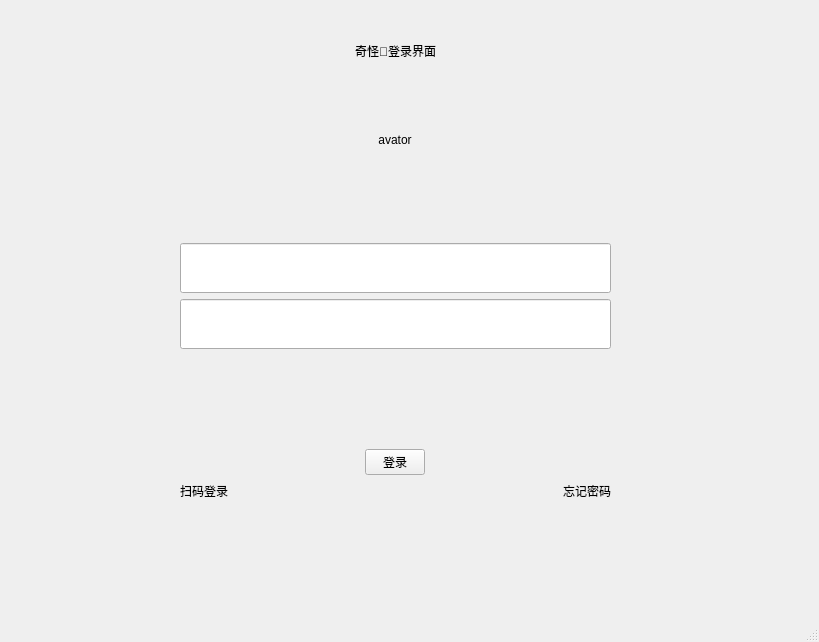
Above: mypro.ui from WhereAreBugs/Cuit_project3 before the change. Below: the same form after it.
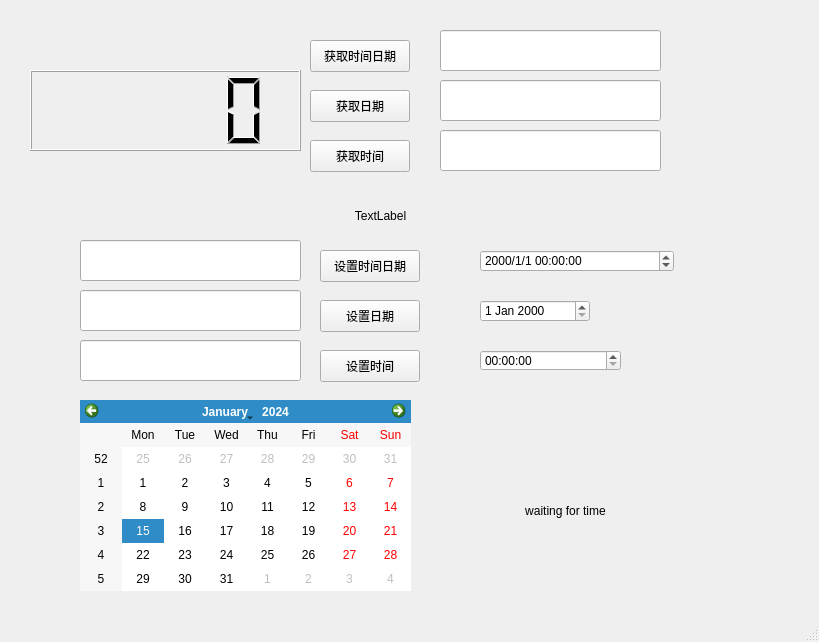
That is the form after the change. Icons and pictures are not drawn.

Commit message: 定时器和时间-class

What changed in the file:
```diff
--- a/mypro.ui
+++ b/mypro.ui
@@ -17,185 +17,235 @@
    <string notr="true">QMainWindow {
 	background-image: url(:/images/2.jpeg);
 }
-QPushButton#pushButton {
-	
-	color: rgb(255, 21, 0);
-	border-color: rgb(7, 255, 0);
-	selection-color: rgb(177, 166, 255);
-}</string>
+</string>
   </property>
   <widget class="QWidget" name="centralwidget">
-   <widget class="QWidget" name="layoutWidget">
+   <widget class="QCalendarWidget" name="calendarWidget">
     <property name="geometry">
      <rect>
-      <x>180</x>
-      <y>90</y>
-      <width>431</width>
-      <height>411</height>
+      <x>80</x>
+      <y>400</y>
+      <width>331</width>
+      <height>191</height>
      </rect>
     </property>
-    <layout class="QVBoxLayout" name="verticalLayout_2">
-     <item alignment="Qt::AlignHCenter">
-      <widget class="QLabel" name="avator">
-       <property name="minimumSize">
-        <size>
-         <width>100</width>
-         <height>100</height>
-        </size>
-       </property>
-       <property name="maximumSize">
-        <size>
-         <width>100</width>
-         <height>100</height>
-        </size>
-       </property>
-       <property name="text">
-        <string>avator</string>
-       </property>
-       <property name="alignment">
-        <set>Qt::AlignCenter</set>
-       </property>
-      </widget>
-     </item>
-     <item>
-      <spacer name="verticalSpacer">
-       <property name="orientation">
-        <enum>Qt::Vertical</enum>
-       </property>
-       <property name="sizeHint" stdset="0">
-        <size>
-         <width>20</width>
-         <height>40</height>
-        </size>
-       </property>
-      </spacer>
-     </item>
-     <item>
-      <layout class="QVBoxLayout" name="verticalLayout">
-       <item>
-        <layout class="QHBoxLayout" name="horizontalLayout">
-         <item>
-          <widget class="QLineEdit" name="userName">
-           <property name="minimumSize">
-            <size>
-             <width>300</width>
-             <height>50</height>
-            </size>
-           </property>
-           <property name="maximumSize">
-            <size>
-             <width>9999</width>
-             <height>50</height>
-            </size>
-           </property>
-          </widget>
-         </item>
-        </layout>
-       </item>
-       <item>
-        <layout class="QHBoxLayout" name="horizontalLayout_2">
-         <item>
-          <widget class="QLineEdit" name="passWord">
-           <property name="minimumSize">
-            <size>
-             <width>0</width>
-             <height>50</height>
-            </size>
-           </property>
-          </widget>
-         </item>
-        </layout>
-       </item>
-      </layout>
-     </item>
-     <item>
-      <spacer name="verticalSpacer_2">
-       <property name="orientation">
-        <enum>Qt::Vertical</enum>
-       </property>
-       <property name="sizeHint" stdset="0">
-        <size>
-         <width>20</width>
-         <height>40</height>
-        </size>
-       </property>
-      </spacer>
-     </item>
-     <item>
-      <spacer name="verticalSpacer_3">
-       <property name="orientation">
-        <enum>Qt::Vertical</enum>
-       </property>
-       <property name="sizeHint" stdset="0">
-        <size>
-         <width>20</width>
-         <height>40</height>
-        </size>
-       </property>
-      </spacer>
-     </item>
-     <item alignment="Qt::AlignHCenter">
-      <widget class="QPushButton" name="loginButton">
-       <property name="maximumSize">
-        <size>
-         <width>60</width>
-         <height>16777215</height>
-        </size>
-       </property>
-       <property name="text">
-        <string>登录</string>
-       </property>
-      </widget>
-     </item>
-     <item>
-      <layout class="QHBoxLayout" name="horizontalLayout_3">
-       <item>
-        <widget class="QLabel" name="label_3">
-         <property name="text">
-          <string>扫码登录</string>
-         </property>
-        </widget>
-       </item>
-       <item>
-        <spacer name="horizontalSpacer_2">
-         <property name="orientation">
-          <enum>Qt::Horizontal</enum>
-         </property>
-         <property name="sizeHint" stdset="0">
-          <size>
-           <width>40</width>
-           <height>20</height>
-          </size>
-         </property>
-        </spacer>
-       </item>
-       <item>
-        <widget class="QLabel" name="label_4">
-         <property name="text">
-          <string>忘记密码</string>
-         </property>
-        </widget>
-       </item>
-      </layout>
-     </item>
-    </layout>
    </widget>
-   <widget class="QLabel" name="label_5">
+   <widget class="QLineEdit" name="timeDateShow">
     <property name="geometry">
      <rect>
-      <x>290</x>
-      <y>30</y>
+      <x>80</x>
+      <y>240</y>
+      <width>221</width>
+      <height>41</height>
+     </rect>
+    </property>
+   </widget>
+   <widget class="QLineEdit" name="dateShow">
+    <property name="geometry">
+     <rect>
+      <x>80</x>
+      <y>290</y>
+      <width>221</width>
+      <height>41</height>
+     </rect>
+    </property>
+   </widget>
+   <widget class="QLineEdit" name="timeShow">
+    <property name="geometry">
+     <rect>
+      <x>80</x>
+      <y>340</y>
+      <width>221</width>
+      <height>41</height>
+     </rect>
+    </property>
+   </widget>
+   <widget class="QPushButton" name="setTimeDateButton">
+    <property name="geometry">
+     <rect>
+      <x>320</x>
+      <y>250</y>
+      <width>100</width>
+      <height>32</height>
+     </rect>
+    </property>
+    <property name="text">
+     <string>设置时间日期</string>
+    </property>
+   </widget>
+   <widget class="QPushButton" name="setDateButton">
+    <property name="geometry">
+     <rect>
+      <x>320</x>
+      <y>300</y>
+      <width>100</width>
+      <height>32</height>
+     </rect>
+    </property>
+    <property name="text">
+     <string>设置日期</string>
+    </property>
+   </widget>
+   <widget class="QPushButton" name="setTimeButton">
+    <property name="geometry">
+     <rect>
+      <x>320</x>
+      <y>350</y>
+      <width>100</width>
+      <height>32</height>
+     </rect>
+    </property>
+    <property name="text">
+     <string>设置时间</string>
+    </property>
+   </widget>
+   <widget class="QLabel" name="calendarShow">
+    <property name="geometry">
+     <rect>
+      <x>460</x>
+      <y>490</y>
       <width>211</width>
       <height>41</height>
      </rect>
     </property>
     <property name="text">
-     <string>奇怪🪈登录界面</string>
+     <string>waiting for time</string>
     </property>
     <property name="alignment">
      <set>Qt::AlignCenter</set>
     </property>
    </widget>
+   <widget class="QTimeEdit" name="timeEdit">
+    <property name="geometry">
+     <rect>
+      <x>480</x>
+      <y>350</y>
+      <width>141</width>
+      <height>21</height>
+     </rect>
+    </property>
+    <property name="displayFormat">
+     <string>HH:mm:ss</string>
+    </property>
+   </widget>
+   <widget class="QDateEdit" name="dateEdit">
+    <property name="geometry">
+     <rect>
+      <x>480</x>
+      <y>300</y>
+      <width>110</width>
+      <height>22</height>
+     </rect>
+    </property>
+   </widget>
+   <widget class="QDateTimeEdit" name="dateTimeEdit">
+    <property name="geometry">
+     <rect>
+      <x>480</x>
+      <y>250</y>
+      <width>194</width>
+      <height>22</height>
+     </rect>
+    </property>
+    <property name="displayFormat">
+     <string>yyyy/M/d HH:mm:ss</string>
+    </property>
+   </widget>
+   <widget class="QLabel" name="realTimeShow">
+    <property name="geometry">
+     <rect>
+      <x>270</x>
+      <y>200</y>
+      <width>221</width>
+      <height>31</height>
+     </rect>
+    </property>
+    <property name="text">
+     <string>TextLabel</string>
+    </property>
+    <property name="alignment">
+     <set>Qt::AlignCenter</set>
+    </property>
+   </widget>
+   <widget class="QLineEdit" name="dateShow_2">
+    <property name="geometry">
+     <rect>
+      <x>440</x>
+      <y>80</y>
+      <width>221</width>
+      <height>41</height>
+     </rect>
+    </property>
+   </widget>
+   <widget class="QLineEdit" name="timeShow_2">
+    <property name="geometry">
+     <rect>
+      <x>440</x>
+      <y>130</y>
+      <width>221</width>
+      <height>41</height>
+     </rect>
+    </property>
+   </widget>
+   <widget class="QLineEdit" name="timeDateShow_2">
+    <property name="geometry">
+     <rect>
+      <x>440</x>
+      <y>30</y>
+      <width>221</width>
+      <height>41</height>
+     </rect>
+    </property>
+   </widget>
+   <widget class="QPushButton" name="getDateButton">
+    <property name="geometry">
+     <rect>
+      <x>310</x>
+      <y>90</y>
+      <width>100</width>
+      <height>32</height>
+     </rect>
+    </property>
+    <property name="text">
+     <string>获取日期</string>
+    </property>
+   </widget>
+   <widget class="QPushButton" name="getTimeButton">
+    <property name="geometry">
+     <rect>
+      <x>310</x>
+      <y>140</y>
+      <width>100</width>
+      <height>32</height>
+     </rect>
+    </property>
+    <property name="text">
+     <string>获取时间</string>
+    </property>
+   </widget>
+   <widget class="QPushButton" name="getDateTImeButton">
+    <property name="geometry">
+     <rect>
+      <x>310</x>
+      <y>40</y>
+      <width>100</width>
+      <height>32</height>
+     </rect>
+    </property>
+    <property name="text">
+     <string>获取时间日期</string>
+    </property>
+   </widget>
+   <widget class="QLCDNumber" name="lcdNumber">
+    <property name="geometry">
+     <rect>
+      <x>30</x>
+      <y>70</y>
+      <width>271</width>
+      <height>81</height>
+     </rect>
+    </property>
+   </widget>
   </widget>
   <widget class="QMenuBar" name="menubar">
    <property name="geometry">
```
The commit also changes 6 other files.
